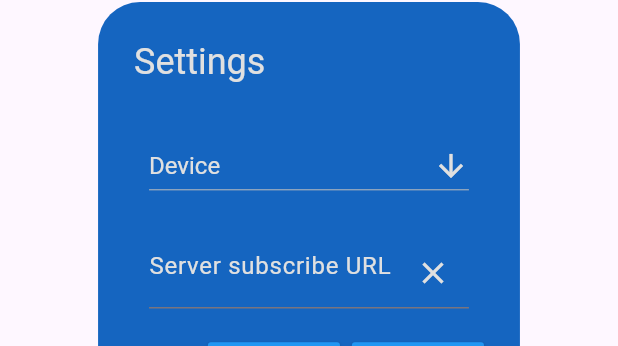
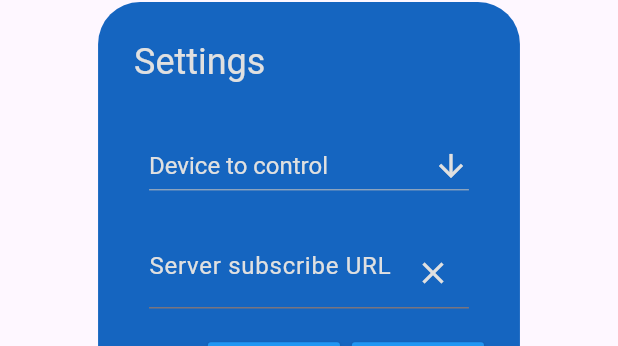
Before and after one commit to komura92/ninja_macropad_flutter, a Flutter app: the ConnectionSettingsDialog widget shown alone on an empty page, opened directly with empty values, on a phone screen of 412 x 824 dp. Shown: the part 394-740 px from the top of the screen. Run offline on Flutter 3.47's test engine with Material 3 defaults, Android fonts, the phone set to English and light mode, and no system bars; our stand-ins replace flutter_slidable, google_nav_bar, hive, hive_flutter, image_picker, reorderable_grid_view; missing offline and left inert: device_marketing_names, flutter_client_sse, flutter_iconpicker; accounts and stored records are empty.

Commit message:
# last selected device to control not on list of available devices case # connection settings label changed

```diff
--- a/lib/widgets/home_page.dart
+++ b/lib/widgets/home_page.dart
@@ -48,6 +48,9 @@ class _HomePageState extends State<HomePage> {
 
   void showConnectionSettingsPopup() {
     SseClient.getAvailableDevices(context).then((availableDevices) {
+      if (!availableDevices.contains(_selectedDeviceController.text)) {
+        _selectedDeviceController.text = "";
+      }
       showDialog(
         context: context,
         builder: (context) {
--- a/lib/widgets/settings/connection/connection_settings_dialog.dart
+++ b/lib/widgets/settings/connection/connection_settings_dialog.dart
@@ -46,7 +46,7 @@ class _ConnectionSettingsDialogState extends State<ConnectionSettingsDialog> {
                 isExpanded: true,
                 dropdownColor: Colors.grey.shade800,
                 hint: Text(
-                  'Device',
+                  'Device to control',
                   style: TextStyle(color: Colors.grey.shade300,
                     fontSize: 16,),
                 ),
```
